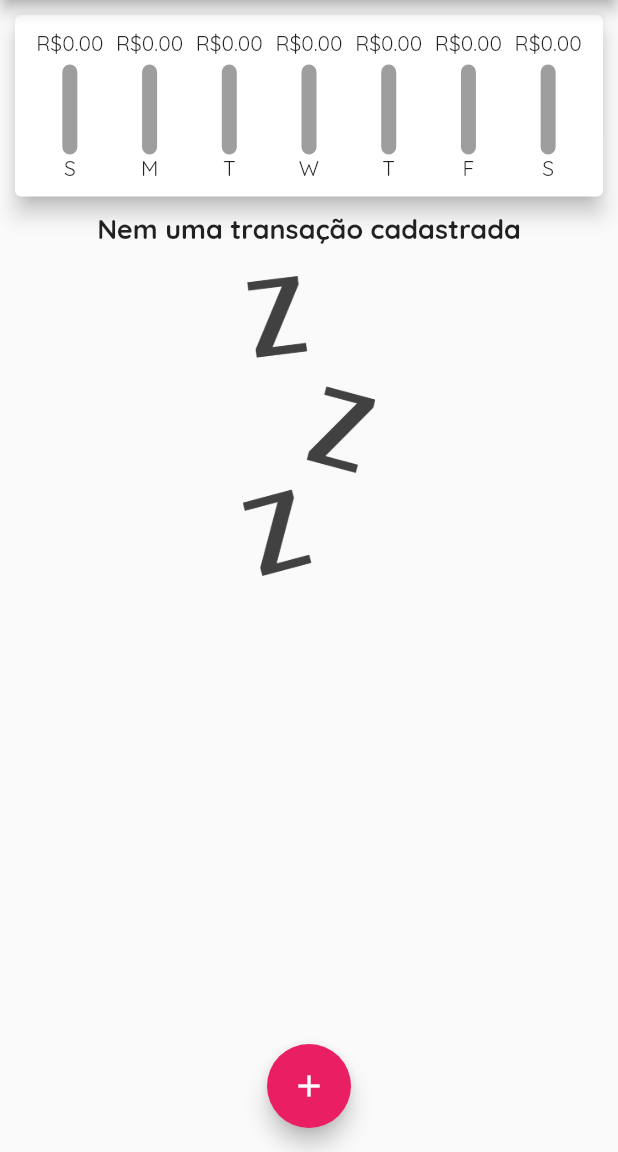
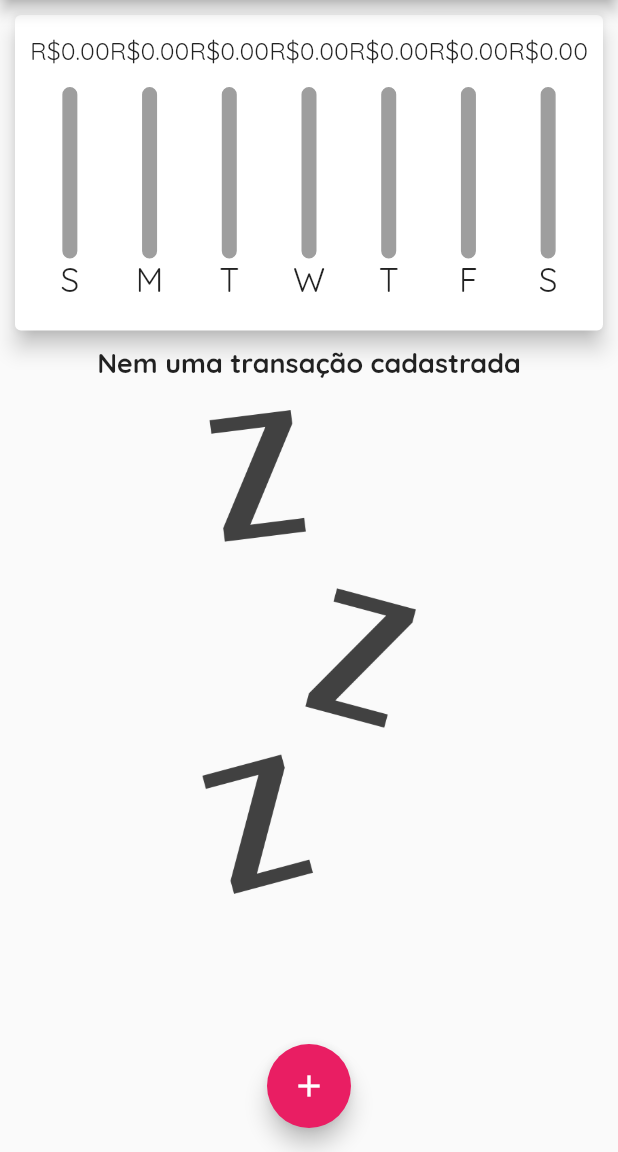
Before and after one commit to lucas-ol/expenses, a Flutter app: the screen it shows after launch, on a phone screen of 412 x 824 dp, the part 84-1236 px from its top. Run offline on Flutter 3.47's test engine with Material 2 defaults, Android fonts, the phone set to English and light mode, and no system bars.

Commit message:
fixed landscape layout and sizes

```diff
--- a/lib/components/chart_bar.dart
+++ b/lib/components/chart_bar.dart
@@ -14,12 +14,22 @@ class ChartBar extends StatelessWidget {
 
   @override
   Widget build(BuildContext context) {
+    return LayoutBuilder(builder: (context, constraints) {
       return Column(
         children: [
-        FittedBox(child: Text('R\$${value.toStringAsFixed(2)}')),
-        const SizedBox(height: 5),
           SizedBox(
-          height: 60,
+            height: constraints.maxHeight * .15,
+            child: FittedBox(
+              child: Text(
+                'R\$${value.toStringAsFixed(2)}',
+              ),
+            ),
+          ),
+          SizedBox(
+            height: constraints.maxHeight * .05,
+          ),
+          SizedBox(
+            height: constraints.maxHeight * .6,
             width: 10,
             child: Stack(
               alignment: Alignment.bottomCenter,
@@ -44,8 +54,14 @@ class ChartBar extends StatelessWidget {
               ],
             ),
           ),
-        Text(label),
+          SizedBox(
+            height: constraints.maxHeight * .15,
+            child: FittedBox(
+              child: Text(label),
+            ),
+          ),
         ],
       );
+    });
   }
 }
--- a/lib/components/transaction_form.dart
+++ b/lib/components/transaction_form.dart
@@ -47,6 +47,7 @@ class _TransactionFormState extends State<TransactionForm> {
       child: Padding(
         padding: const EdgeInsets.all(10),
         child: Column(
+          mainAxisSize: MainAxisSize.min,
           children: [
             TextField(
               controller: _titleController,
--- a/lib/components/transaction_list.dart
+++ b/lib/components/transaction_list.dart
@@ -9,9 +9,10 @@ class TransactionList extends StatelessWidget {
 
   @override
   Widget build(BuildContext context) {
-    return SizedBox(
-      child: _transactions.isEmpty
-          ? Center(
+    return _transactions.isEmpty
+        ? LayoutBuilder(builder: (context, constraints) {
+            return Container(
+              alignment: Alignment.center,
               child: Column(
                 crossAxisAlignment: CrossAxisAlignment.center,
                 children: [
@@ -22,7 +23,7 @@ class TransactionList extends StatelessWidget {
                   Container(
                     margin: const EdgeInsets.only(top: 20),
                     child: SizedBox(
-                      height: 200,
+                      height: constraints.maxHeight * .6,
                       child: Image.asset(
                         'assets/imgs/waiting.png',
                         fit: BoxFit.cover,
@@ -31,7 +32,8 @@ class TransactionList extends StatelessWidget {
                   )
                 ],
               ),
-            )
+            );
+          })
         : ListView.builder(
             itemCount: _transactions.length,
             itemBuilder: (ctx, index) {
@@ -73,7 +75,6 @@ class TransactionList extends StatelessWidget {
                 ),
               );
             },
-            ),
           );
   }
 }
--- a/lib/main.dart
+++ b/lib/main.dart
@@ -16,6 +16,7 @@ class ExpensesApp extends StatelessWidget {
 
   @override
   Widget build(BuildContext context) {
+    //SystemChrome.setPreferredOrientations([DeviceOrientation.portraitUp]);
     return MaterialApp(
         home: const HomePage(),
         theme: ThemeData(
@@ -44,7 +45,7 @@ class HomePage extends StatefulWidget {
 
 class _HomePageState extends State<HomePage> {
   final List<Transaction> _transactions = [];
-
+  bool showChart = false;
   List<Transaction> get _recentTransactions {
     return _transactions
         .where((tr) => tr.date.isAfter(DateTime.now().subtract(
@@ -75,33 +76,61 @@ class _HomePageState extends State<HomePage> {
 
   _openTransactionFormModal(BuildContext context) {
     showModalBottomSheet(
+        isScrollControlled: true,
         context: context,
         builder: (_) {
-          return TransactionForm(_addTransaction);
+          return Padding(
+              padding: EdgeInsets.only(
+                  bottom: MediaQuery.of(context).viewInsets.bottom),
+              child: TransactionForm(_addTransaction));
         });
   }
 
   @override
   Widget build(BuildContext context) {
+    final isLandscap =
+        MediaQuery.of(context).orientation == Orientation.landscape;
+    final appBar = AppBar(
+      title: const Text(
+        "Despesas Pessoais",
+        // style: TextStyle(fontSize: 10 * MediaQuery.of(context).textScaleFactor),
+      ),
+      actions: [
+        if (isLandscap)
+          IconButton(
+            onPressed: () => setState(() {
+              showChart = !showChart;
+            }),
+            icon: Icon(showChart ? Icons.list : Icons.show_chart),
+          ),
+        IconButton(
+          onPressed: () => _openTransactionFormModal(context),
+          icon: const Icon(Icons.add),
+        )
+      ],
+    );
+    final avalibeHeight = MediaQuery.of(context).size.height -
+        appBar.preferredSize.height -
+        MediaQuery.of(context).padding.top;
+
     return Scaffold(
         floatingActionButton: FloatingActionButton(
             onPressed: () => _openTransactionFormModal(context),
             child: const Icon(Icons.add)),
         floatingActionButtonLocation: FloatingActionButtonLocation.centerFloat,
-        appBar: AppBar(
-          title: const Text(
-            "Despesas Pessoais",
-          ),
-          actions: [
-            IconButton(
-                onPressed: () => _openTransactionFormModal(context),
-                icon: const Icon(Icons.add))
-          ],
-        ),
+        appBar: appBar,
         body: Column(
           children: [
-            Chart(_recentTransactions),
-            Expanded(child: TransactionList(_transactions, _removeTransaction)),
+            if (showChart || !isLandscap)
+              SizedBox(
+                height: avalibeHeight * (isLandscap ? 0.7 : .3),
+                child: Chart(_recentTransactions),
+              ),
+            if (!showChart || !isLandscap)
+              SizedBox(
+                height: avalibeHeight * .7,
+                child: TransactionList(_transactions, _removeTransaction),
+              ),
           ],
         ));
   }
```
Lines whose indentation alone changed are shown as unchanged.
